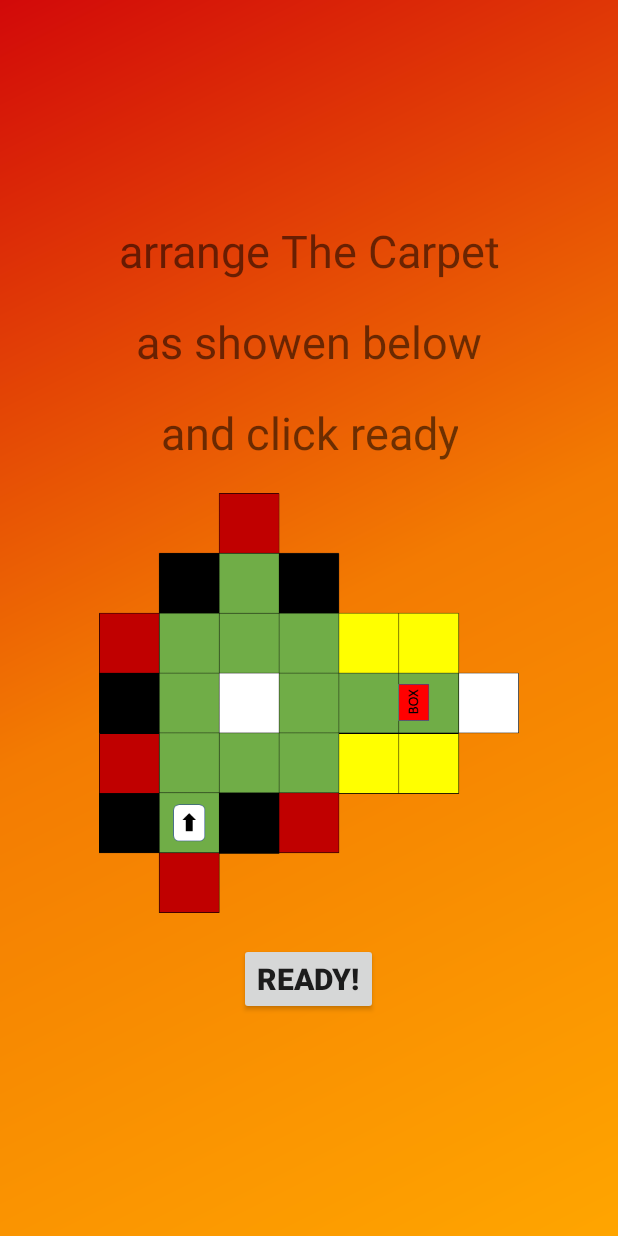
After one commit to hilakornis/236333-Project-in-Arduino-IoT-RoboCode, an Android app: the ShowCarpetActivity screen opened directly, with no data from a screen before it, on a phone screen of 412 x 824 dp. The commit adds this screen. Run offline under Robolectric (Android 15) with nearby library versions, the phone set to English and light mode, and no system bars.

Commit message:
add "view arrangement" of task

```diff
--- a/app/src/main/AndroidManifest.xml
+++ b/app/src/main/AndroidManifest.xml
@@ -16,8 +16,10 @@
         android:roundIcon="@mipmap/ic_launcher_round2"
         android:supportsRtl="false"
         android:theme="@style/AppTheme">
-        <activity android:name=".ui.ReacheckActivity">
-        </activity>
+        <activity android:name=".ShowCarpetActivity"
+            android:theme="@style/AppTheme.NoActionBar" />
+        <activity android:name=".ui.ReacheckActivity"
+            android:theme="@style/AppTheme.NoActionBar" />
         <activity
             android:name=".ExecuteTask"
             android:theme="@style/AppTheme.NoActionBar" />
--- /dev/null
+++ b/app/src/main/java/com/example/a236333_hw3/ShowCarpetActivity.java
@@ -0,0 +1,30 @@
+package com.example.a236333_hw3;
+
+import androidx.appcompat.app.AppCompatActivity;
+
+import android.os.Bundle;
+import android.view.View;
+import android.widget.Button;
+
+import java.util.concurrent.Semaphore;
+
+public class ShowCarpetActivity extends AppCompatActivity {
+
+    static public Semaphore ShowCarpetActivitySemaphore = new Semaphore(0);
+
+    @Override
+    protected void onCreate(Bundle savedInstanceState) {
+        super.onCreate(savedInstanceState);
+
+        setContentView(R.layout.activity_show_carpet);
+        Button btn = (Button)findViewById(R.id.ready_btn);
+
+        btn.setOnClickListener(new View.OnClickListener() {
+            @Override
+            public void onClick(View v) {
+                ShowCarpetActivitySemaphore.release();
+                ShowCarpetActivity.this.finish();
+            }
+        });
+    }
+}
--- a/app/src/main/java/com/example/a236333_hw3/Tools/RoboCodeSettings.java
+++ b/app/src/main/java/com/example/a236333_hw3/Tools/RoboCodeSettings.java
@@ -128,6 +128,7 @@ public class RoboCodeSettings {
                                                         task.Hints          = documentSnapshot.getString("Hints");
                                                         task.Arrangement    = documentSnapshot.getString("Arrangement");
                                                         task.Active         = documentSnapshot.getBoolean("Active");
+                                                        task.UseCarpet      = documentSnapshot.getBoolean("useCarpet");
 
                                                         task.checkCond       = documentSnapshot.getBoolean("CheckCond");
                                                         task.checkCondValue  = documentSnapshot.getString("CheckCondValue");
--- a/app/src/main/java/com/example/a236333_hw3/Tools/roboCodeTask.java
+++ b/app/src/main/java/com/example/a236333_hw3/Tools/roboCodeTask.java
@@ -14,6 +14,7 @@ public class roboCodeTask {
     public String   Arrangement;
     public Boolean  Accomplished;
     public Boolean  Active;
+    public Boolean  UseCarpet;
 
     // rules to check
     public ArrayList<Color> FenceColors;
--- a/app/src/main/java/com/example/a236333_hw3/roboCodeTaskActivity.java
+++ b/app/src/main/java/com/example/a236333_hw3/roboCodeTaskActivity.java
@@ -91,6 +91,25 @@ public class roboCodeTaskActivity extends AppCompatActivity {
         loadImageButton.setOnClickListener(new View.OnClickListener() {
             @Override
             public void onClick(View v) {
+
+                loadImageButton.setEnabled(false);
+
+                if (RoboCodeSettings.getInstance().current.UseCarpet) {
+                    startActivity(new Intent(roboCodeTaskActivity.this,
+                            ShowCarpetActivity.class));
+                }
+
+                Thread d = new Thread(new Runnable() {
+                    @Override
+                    public void run() {
+                        if (RoboCodeSettings.getInstance().current.UseCarpet) {
+                            try {
+                                ShowCarpetActivity.ShowCarpetActivitySemaphore.acquire();
+                            } catch (InterruptedException e) {
+                                e.printStackTrace();
+                            }
+                        }
+
                         Calendar cal = Calendar.getInstance();
                         SimpleDateFormat sdf = new SimpleDateFormat("yyyy-MM-dd_HH:mm:ss");
                         String time = sdf.format(cal.getTime());
@@ -122,6 +141,7 @@ public class roboCodeTaskActivity extends AppCompatActivity {
                                         // Calling and closing execute task
                                         startActivity(new Intent(roboCodeTaskActivity.this, ExecuteTask.class));
                                         roboCodeTaskActivity.this.finish();
+                                        loadImageButton.setEnabled(true);
 
                                     }
                                 })
@@ -129,8 +149,13 @@ public class roboCodeTaskActivity extends AppCompatActivity {
                                     @Override
                                     public void onFailure(@NonNull Exception e) {
                                         showToast("requesting for an image: failure with connecting server!");
+                                        loadImageButton.setEnabled(true);
                                     }
                                 });
+                    }
+                });
+
+                d.start();
             }
         });
     }
--- /dev/null
+++ b/app/src/main/res/layout/activity_show_carpet.xml
@@ -0,0 +1,76 @@
+<?xml version="1.0" encoding="utf-8"?>
+<androidx.constraintlayout.widget.ConstraintLayout xmlns:android="http://schemas.android.com/apk/res/android"
+    xmlns:app="http://schemas.android.com/apk/res-auto"
+    xmlns:tools="http://schemas.android.com/tools"
+    android:layout_width="match_parent"
+    android:layout_height="match_parent"
+    tools:context=".ShowCarpetActivity"
+    android:background="@drawable/sign_bg">
+
+
+
+    <LinearLayout
+        android:visibility="visible"
+        android:layout_width="match_parent"
+        android:layout_height="match_parent"
+        android:layout_gravity="center"
+        android:gravity="center"
+        android:orientation="vertical"
+        android:id="@+id/imagePanel"
+        >
+
+        <TextView
+            android:layout_width="wrap_content"
+            android:layout_height="wrap_content"
+            android:text="arrange The Carpet"
+            android:textSize="30dp"
+            android:layout_gravity="center"
+            android:gravity="center"
+            android:layout_marginBottom="20dp"
+            android:textAlignment="center"
+            />
+        <TextView
+            android:layout_width="wrap_content"
+            android:layout_height="wrap_content"
+            android:text="as showen below"
+            android:textSize="30dp"
+            android:layout_gravity="center"
+            android:gravity="center"
+            android:layout_marginBottom="20dp"
+            android:textAlignment="center"
+            />
+        <TextView
+            android:layout_width="wrap_content"
+            android:layout_height="wrap_content"
+            android:text="and click ready"
+            android:textSize="30dp"
+            android:layout_gravity="center"
+            android:gravity="center"
+            android:layout_marginBottom="20dp"
+            android:textAlignment="center"
+            />
+
+        <ImageView
+            android:layout_width="280dp"
+            android:layout_height="280dp"
+            android:src="@drawable/maze_task_arrangment"
+            android:layout_marginBottom="20dp"
+            android:layout_gravity="center"
+            android:gravity="center"
+            android:textAlignment="center"
+            />
+
+
+        <Button
+            android:layout_width="wrap_content"
+            android:layout_height="wrap_content"
+            android:id="@+id/ready_btn"
+            android:text="ready!"
+            android:textSize="20dp"
+            android:textStyle="bold"
+            />
+
+    </LinearLayout>
+
+
+</androidx.constraintlayout.widget.ConstraintLayout>
```
Also changed, not shown: app/src/main/res/drawable/maze_task_arrangment.png (added). Lines whose indentation alone changed are shown as unchanged.
